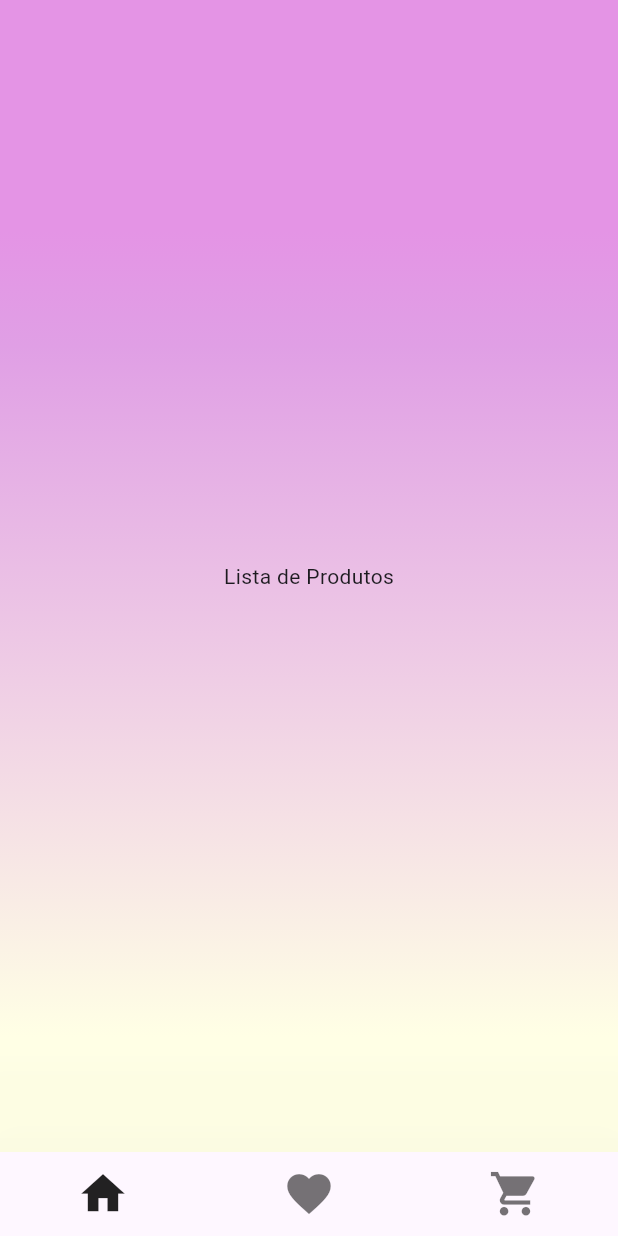
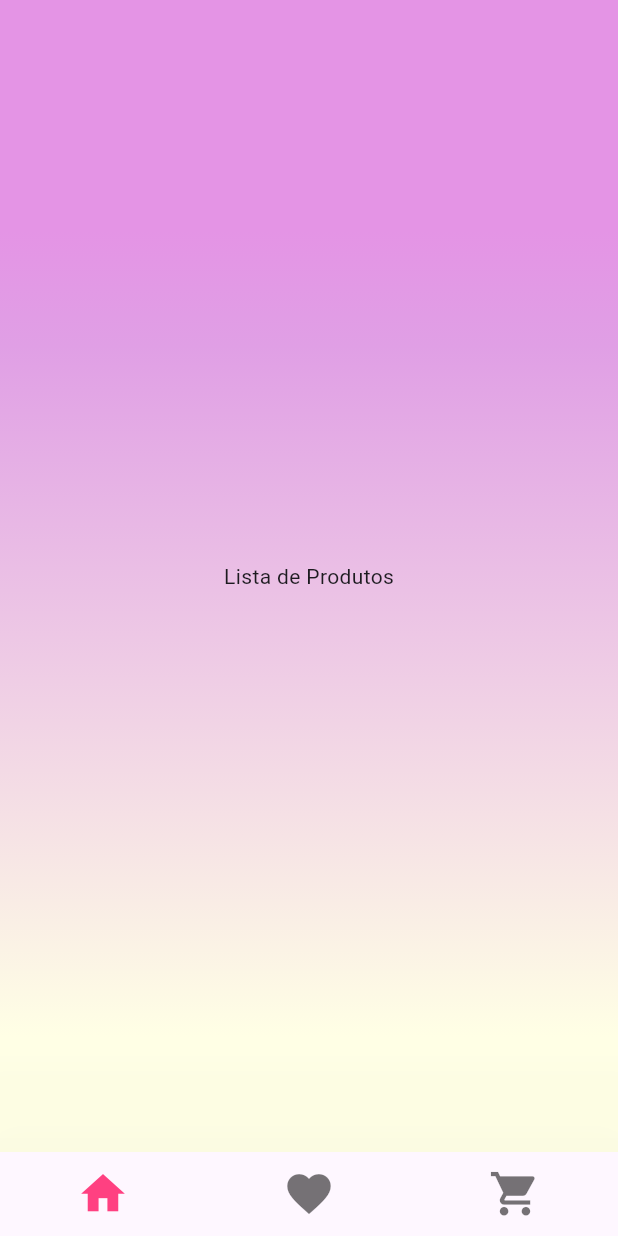
Before and after one commit to glecia27/projetoenxoval, a Flutter app: the screen it shows after launch, on a phone screen of 412 x 824 dp. Run offline on Flutter 3.47's test engine with Material 3 defaults, Android fonts, the phone set to English and light mode, and no system bars; our stand-ins replace device_preview.

Commit message:
alterado a cor dos botões

```diff
--- a/lib/paginas/home_page.dart
+++ b/lib/paginas/home_page.dart
@@ -46,7 +46,7 @@ class _HomePageState extends State<HomePage> {
             BottomNavigationBarItem(icon: Icon(Icons.shopping_cart), label: ''),
           ],
           currentIndex: _selectedIndex,
-          selectedItemColor: Colors.black87,
+          selectedItemColor: Colors.pinkAccent,
           onTap: _onItemTapped,
         ),
       ),
```
